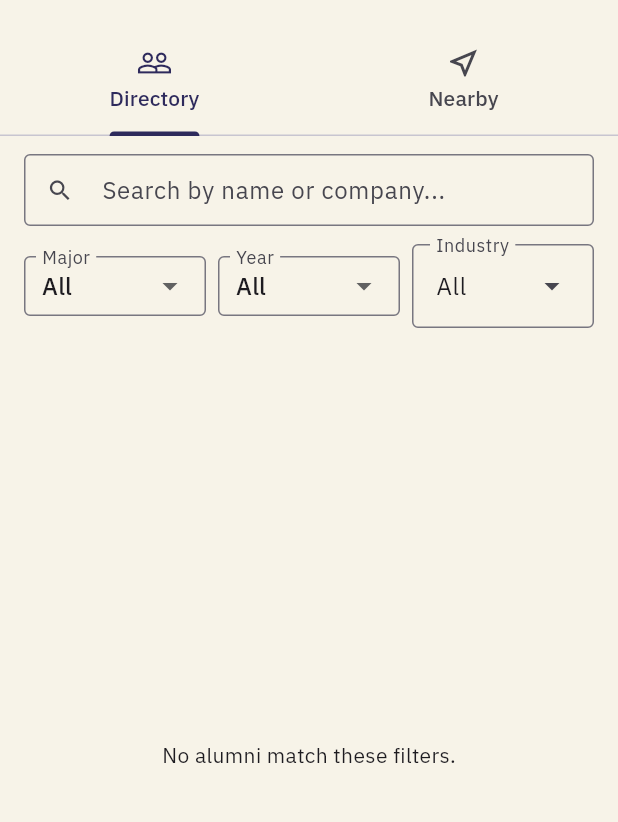
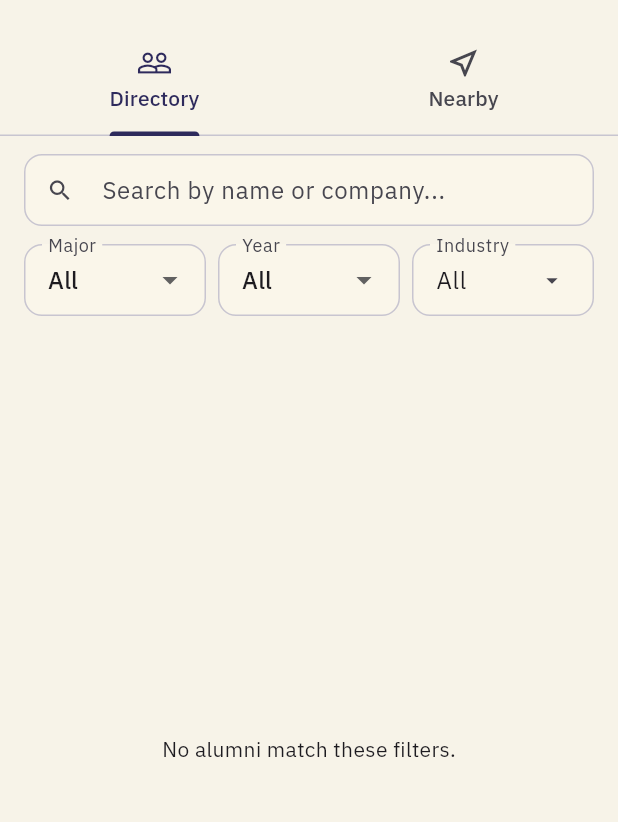
Before and after one commit to FarrelAlfarabi/Undip-Alumni-Connect, a Flutter app: the AlumniScreen screen opened directly with empty values, on a phone screen of 412 x 824 dp, the part 59-881 px from its top. Run offline on Flutter 3.47's test engine with Material 3 defaults, Android fonts, the phone set to English and light mode, and no system bars; our stand-ins replace file_picker, flutter_dotenv, flutter_map, flutter_secure_storage, google_fonts, latlong2 and 3 more; accounts and stored records are empty; network calls fail; project files that could hold a hidden picture were left out.

Commit message:
Directory filters: one rounded style, Industry same size as Major and Year (#23)
Claude-Session: https://claude.ai/code/session_01L5jCP1jByXpYhJ4DJxZchP

Co-authored-by: Claude <noreply@anthropic.com>

```diff
--- a/lib/screens/directory_screen.dart
+++ b/lib/screens/directory_screen.dart
@@ -199,6 +199,7 @@ class _DirectoryScreenState extends State<DirectoryScreen> {
                       options: industries,
                       selected: _industry,
                       enabled: true,
+                      dense: true,
                       onSelected: (v) =>
                           setState(() => _industry = v ?? kAllFilter),
                     ),
--- a/lib/widgets/filter_dropdown.dart
+++ b/lib/widgets/filter_dropdown.dart
@@ -3,6 +3,29 @@ import 'package:flutter/material.dart';
 /// Sentinel value meaning "no filter selected" in a [FilterDropdown] —
 /// always the first entry in its options list.
 const kAllFilter = 'All';
+
+/// One look for every search box and filter in a search+filter bar: rounded,
+/// softly filled, same height. [FilterDropdown], [ClearableSearchField] and
+/// the dense [SearchableChoice] all use it, so they line up.
+InputDecorationTheme filterFieldTheme(BuildContext context) {
+  final scheme = Theme.of(context).colorScheme;
+  OutlineInputBorder border(Color color, [double width = 1]) =>
+      OutlineInputBorder(
+        borderRadius: BorderRadius.circular(12),
+        borderSide: BorderSide(color: color, width: width),
+      );
+  return InputDecorationTheme(
+    isDense: true,
+    filled: true,
+    fillColor: scheme.surfaceContainerLowest,
+    contentPadding: const EdgeInsets.symmetric(horizontal: 12, vertical: 12),
+    constraints: const BoxConstraints(minHeight: 48, maxHeight: 48),
+    suffixIconConstraints: const BoxConstraints(minWidth: 40, minHeight: 24),
+    border: border(scheme.outlineVariant),
+    enabledBorder: border(scheme.outlineVariant),
+    focusedBorder: border(scheme.primary, 1.5),
+  );
+}
 
 /// A labeled dropdown filter, shared by every screen with a search+filter
 /// bar (Alumni Directory, Job Board, Messages).
@@ -25,12 +48,9 @@ class FilterDropdown extends StatelessWidget {
     return DropdownButtonFormField<String>(
       initialValue: value,
       isExpanded: true,
-      decoration: InputDecoration(
-        labelText: label,
-        border: const OutlineInputBorder(),
-        isDense: true,
-        contentPadding: const EdgeInsets.symmetric(horizontal: 8, vertical: 8),
-      ),
+      borderRadius: BorderRadius.circular(12),
+      decoration: InputDecoration(labelText: label)
+          .applyDefaults(filterFieldTheme(context)),
       items: options
           .map(
             (o) => DropdownMenuItem(
@@ -92,9 +112,7 @@ class ClearableSearchField extends StatelessWidget {
                     tooltip: 'Clear search',
                     onPressed: controller.clear,
                   ),
-            border: const OutlineInputBorder(),
-            isDense: true,
-          ),
+          ).applyDefaults(filterFieldTheme(context)),
         );
       },
     );
--- a/lib/widgets/searchable_choice.dart
+++ b/lib/widgets/searchable_choice.dart
@@ -1,4 +1,6 @@
 import 'package:flutter/material.dart';
+
+import 'filter_dropdown.dart';
 
 /// A dropdown you can also type into to narrow the list. Only a value from
 /// [options] (or the one already [selected] when the screen opened) can be
@@ -15,12 +17,16 @@ class SearchableChoice extends StatelessWidget {
     required this.onSelected,
     this.helper,
     this.errorText,
+    this.dense = false,
   });
 
   final Key fieldKey;
   final String label;
   final String? helper;
   final String? errorText;
+
+  /// Same size and look as a [FilterDropdown], for a search+filter bar.
+  final bool dense;
   final TextEditingController controller;
   final List<String> options;
   final String? selected;
@@ -44,6 +50,10 @@ class SearchableChoice extends StatelessWidget {
         errorText: errorText,
         initialSelection: selected,
         enableFilter: true,
+        inputDecorationTheme: dense ? filterFieldTheme(context) : null,
+        menuStyle: dense
+            ? const MenuStyle(visualDensity: VisualDensity.compact)
+            : null,
         trailingIcon: Icon(
           Icons.arrow_drop_down,
           semanticLabel: 'Show $label options',
```
Also changed, not shown: 1 other file.
